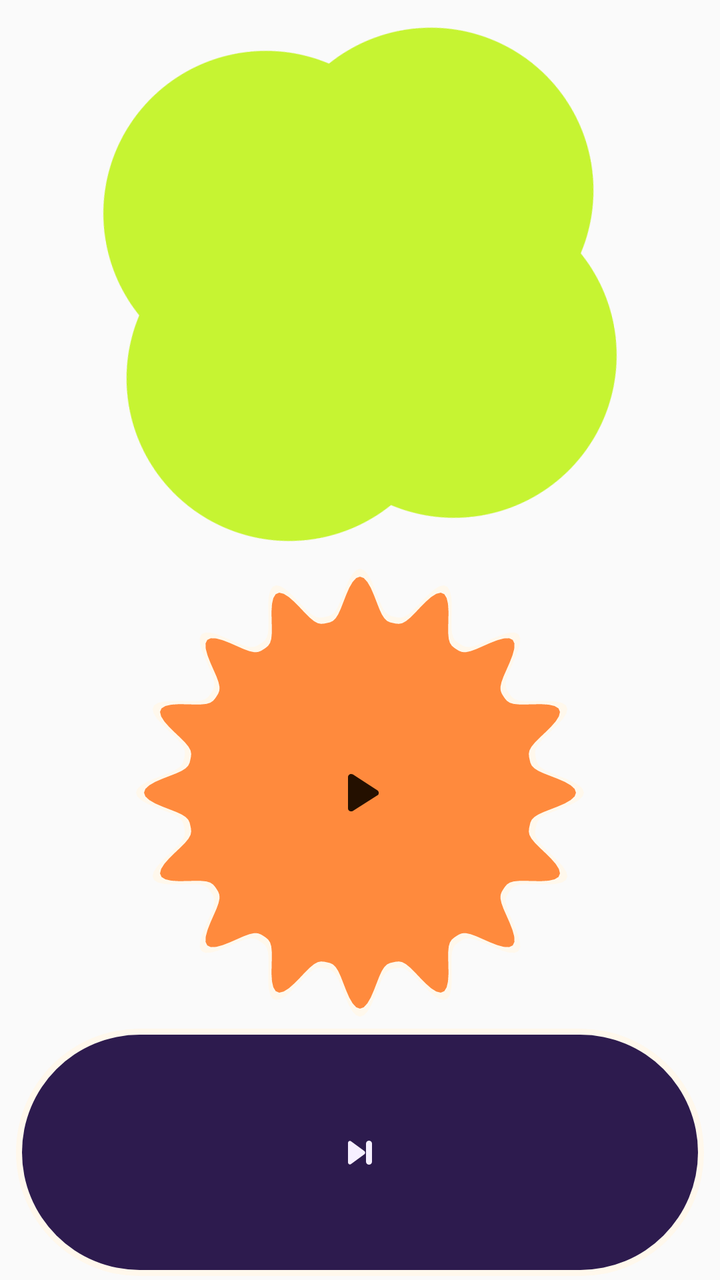
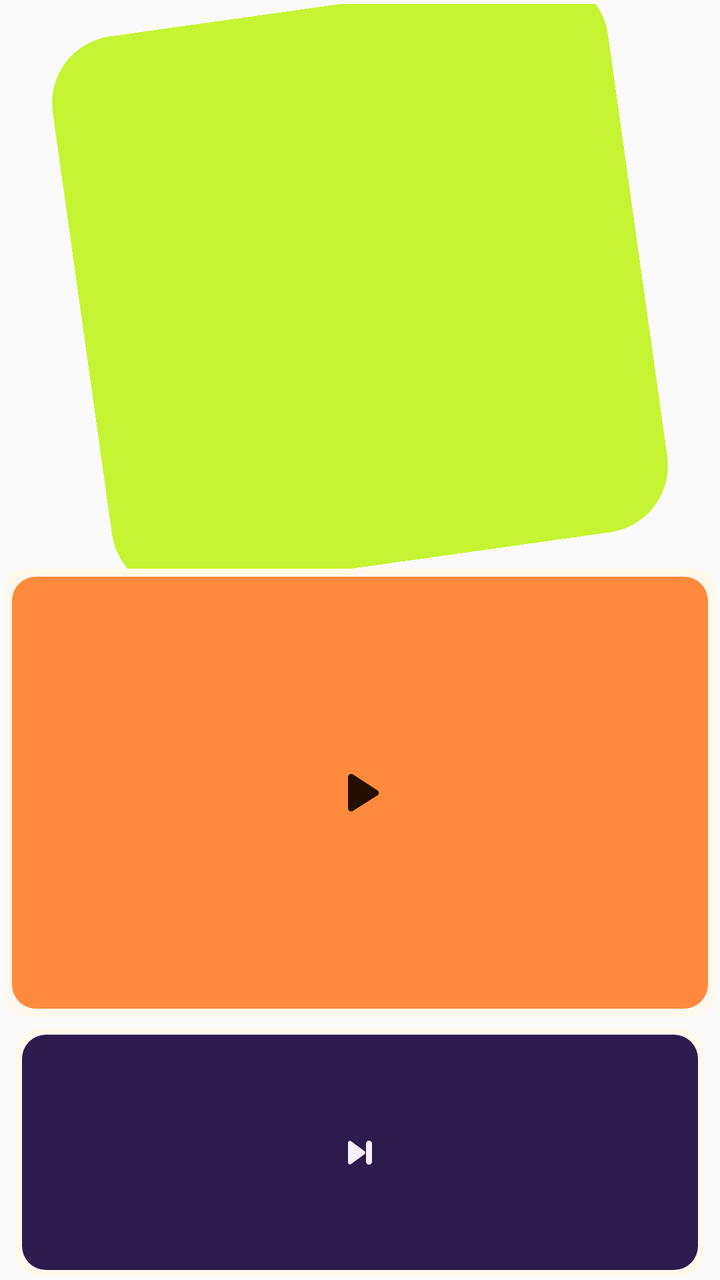

Screens rendered from an Android XML layout before and after an edit, with the pre-edit source and the edit as a unified diff.
<!-- AndroidManifest.xml: application theme Theme.Verza -->
<!-- res/layout/widget_totem.xml -->
<?xml version="1.0" encoding="utf-8"?>
<LinearLayout xmlns:android="http://schemas.android.com/apk/res/android"
    android:id="@+id/widget_root"
    android:layout_width="match_parent"
    android:layout_height="match_parent"
    android:gravity="center_horizontal"
    android:orientation="vertical"
    android:padding="2dp">

    <ImageView
        android:id="@+id/widget_cover"
        android:layout_width="match_parent"
        android:layout_height="0dp"
        android:layout_weight="1.25"
        android:importantForAccessibility="no"
        android:rotation="-8"
        android:scaleType="fitCenter"
        android:src="@drawable/widget_cover_clover4" />

    <FrameLayout
        android:layout_width="match_parent"
        android:layout_height="0dp"
        android:layout_marginTop="2dp"
        android:layout_weight="1">

        <ImageView
            android:id="@+id/widget_toggle_bg_shadow"
            android:layout_width="match_parent"
            android:layout_height="match_parent"
            android:importantForAccessibility="no"
            android:scaleType="fitCenter"
            android:src="@drawable/widget_shape_burst"
            android:tint="@color/widget_paper" />

        <ImageView
            android:id="@+id/widget_toggle_bg"
            android:layout_width="match_parent"
            android:layout_height="match_parent"
            android:layout_margin="4dp"
            android:importantForAccessibility="no"
            android:scaleType="fitCenter"
            android:src="@drawable/widget_shape_burst"
            android:tint="@color/widget_accent" />

        <ImageView
            android:id="@+id/widget_toggle"
            android:layout_width="match_parent"
            android:layout_height="match_parent"
            android:contentDescription="@string/widget_play"
            android:scaleType="center"
            android:src="@drawable/ic_widget_play_large"
            android:tint="@color/widget_on_accent" />
    </FrameLayout>

    <FrameLayout
        android:layout_width="match_parent"
        android:layout_height="0dp"
        android:layout_marginStart="6dp"
        android:layout_marginTop="6dp"
        android:layout_marginEnd="6dp"
        android:layout_weight="0.55">

        <ImageView
            android:id="@+id/widget_next_bg_shadow"
            android:layout_width="match_parent"
            android:layout_height="match_parent"
            android:importantForAccessibility="no"
            android:scaleType="fitXY"
            android:src="@drawable/widget_shape_pill"
            android:tint="@color/widget_paper" />

        <ImageView
            android:id="@+id/widget_next_bg"
            android:layout_width="match_parent"
            android:layout_height="match_parent"
            android:layout_margin="3dp"
            android:importantForAccessibility="no"
            android:scaleType="fitXY"
            android:src="@drawable/widget_shape_pill"
            android:tint="@color/widget_container" />

        <ImageView
            android:id="@+id/widget_next"
            android:layout_width="match_parent"
            android:layout_height="match_parent"
            android:contentDescription="@string/widget_next"
            android:scaleType="center"
            android:src="@drawable/ic_widget_next"
            android:tint="@color/widget_on_container" />
    </FrameLayout>
</LinearLayout>
<!-- resources referenced by this layout -->
<resources>
  <color name="widget_accent">#FFFF8A3D</color>
  <color name="widget_container">#FF2D1B4E</color>
  <color name="widget_on_accent">#FF241000</color>
  <color name="widget_on_container">#FFF6EFFF</color>
  <color name="widget_paper">#FFFFF8EC</color>
  <!-- drawable ic_widget_next (drawable) -->
  <?xml version="1.0" encoding="utf-8"?>
  <vector xmlns:android="http://schemas.android.com/apk/res/android"
      android:width="24dp"
      android:height="24dp"
      android:viewportWidth="24"
      android:viewportHeight="24">
      <path
          android:fillColor="#FFFFFFFF"
          android:pathData="M6,7.1v9.8c0,0.8 0.9,1.3 1.5,0.8l6.7,-4.9c0.5,-0.4 0.5,-1.2 0,-1.6L7.5,6.3C6.9,5.8 6,6.3 6,7.1zM16.5,6a1.5,1.5 0 0,1 1.5,1.5v9a1.5,1.5 0 0,1 -3,0v-9A1.5,1.5 0 0,1 16.5,6z" />
  </vector>
  <!-- drawable ic_widget_play_large (drawable) -->
  <?xml version="1.0" encoding="utf-8"?>
  <vector xmlns:android="http://schemas.android.com/apk/res/android"
      android:width="36dp"
      android:height="36dp"
      android:viewportWidth="24"
      android:viewportHeight="24">
      <path
          android:fillColor="#FFFFFFFF"
          android:pathData="M8,6.8v10.4c0,0.8 0.9,1.3 1.6,0.9l8.2,-5.2c0.6,-0.4 0.6,-1.3 0,-1.7L9.6,5.9C8.9,5.5 8,6 8,6.8z" />
  </vector>
  <!-- drawable widget_cover_clover4: vector/xml drawable (drawable, 4379 chars, omitted) -->
  <!-- drawable widget_shape_burst: vector/xml drawable (drawable, 4482 chars, omitted) -->
  <!-- drawable widget_shape_pill (drawable) -->
  <?xml version="1.0" encoding="utf-8"?>
  <shape xmlns:android="http://schemas.android.com/apk/res/android" android:shape="rectangle">
      <corners android:radius="999dp" />
      <solid android:color="#FFFFFFFF" />
  </shape>
  <string name="widget_next">Next track</string>
  <string name="widget_play">Play</string>
  <style name="Theme.Verza" parent="android:Theme.Material.Light.NoActionBar">
          <item name="android:statusBarColor">@android:color/transparent</item>
          <item name="android:navigationBarColor">@android:color/transparent</item>
      </style>
</resources>

<!-- the commit's change to res/layout/widget_totem.xml (unified diff, before → after) -->
@@ -29,7 +29,7 @@
             android:layout_height="match_parent"
             android:importantForAccessibility="no"
             android:scaleType="fitCenter"
-            android:src="@drawable/widget_shape_burst"
+            android:src="@drawable/widget_shape_card"
             android:tint="@color/widget_paper" />
 
         <ImageView
@@ -39,7 +39,7 @@
             android:layout_margin="4dp"
             android:importantForAccessibility="no"
             android:scaleType="fitCenter"
-            android:src="@drawable/widget_shape_burst"
+            android:src="@drawable/widget_shape_card"
             android:tint="@color/widget_accent" />
 
         <ImageView
@@ -66,7 +66,7 @@
             android:layout_height="match_parent"
             android:importantForAccessibility="no"
             android:scaleType="fitXY"
-            android:src="@drawable/widget_shape_pill"
+            android:src="@drawable/widget_shape_card"
             android:tint="@color/widget_paper" />
 
         <ImageView
@@ -76,7 +76,7 @@
             android:layout_margin="3dp"
             android:importantForAccessibility="no"
             android:scaleType="fitXY"
-            android:src="@drawable/widget_shape_pill"
+            android:src="@drawable/widget_shape_card"
             android:tint="@color/widget_container" />
 
         <ImageView
<!-- resource entries referenced after the edit -->
@@ -27,12 +27,21 @@
           android:fillColor="#FFFFFFFF"
           android:pathData="M8,6.8v10.4c0,0.8 0.9,1.3 1.6,0.9l8.2,-5.2c0.6,-0.4 0.6,-1.3 0,-1.7L9.6,5.9C8.9,5.5 8,6 8,6.8z" />
   </vector>
-  <!-- drawable widget_cover_clover4: vector/xml drawable (drawable, 4379 chars, omitted) -->
-  <!-- drawable widget_shape_burst: vector/xml drawable (drawable, 4482 chars, omitted) -->
-  <!-- drawable widget_shape_pill (drawable) -->
+  <!-- drawable widget_cover_clover4 (drawable) -->
+  <?xml version="1.0" encoding="utf-8"?>
+  <vector xmlns:android="http://schemas.android.com/apk/res/android"
+      android:width="100dp"
+      android:height="100dp"
+      android:viewportWidth="100"
+      android:viewportHeight="100">
+      <path
+          android:fillColor="@color/widget_tertiary"
+          android:pathData="M12,0H88A12,12 0 0 1 100,12V88A12,12 0 0 1 88,100H12A12,12 0 0 1 0,88V12A12,12 0 0 1 12,0Z" />
+  </vector>
+  <!-- drawable widget_shape_card (drawable) -->
   <?xml version="1.0" encoding="utf-8"?>
   <shape xmlns:android="http://schemas.android.com/apk/res/android" android:shape="rectangle">
-      <corners android:radius="999dp" />
+      <corners android:radius="@dimen/widget_corner" />
       <solid android:color="#FFFFFFFF" />
   </shape>
   <string name="widget_next">Next track</string>
@@ -41,5 +50,7 @@
           <item name="android:statusBarColor">@android:color/transparent</item>
           <item name="android:navigationBarColor">@android:color/transparent</item>
       </style>
+  <color name="widget_tertiary">#FFC6F432</color>
+  <dimen name="widget_corner">12dp</dimen>
 </resources>
 
